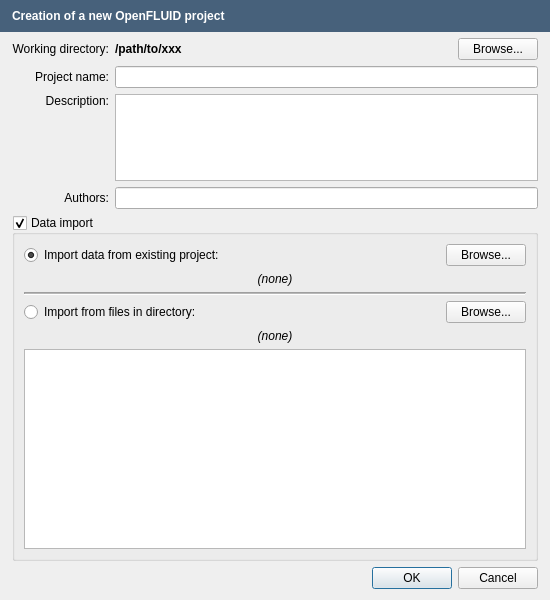
Above: src/apps/openfluid-builder/base/NewProjectDialog.ui from jylfc0307/OpenFluidPlus before the change. Below: the same form after it.
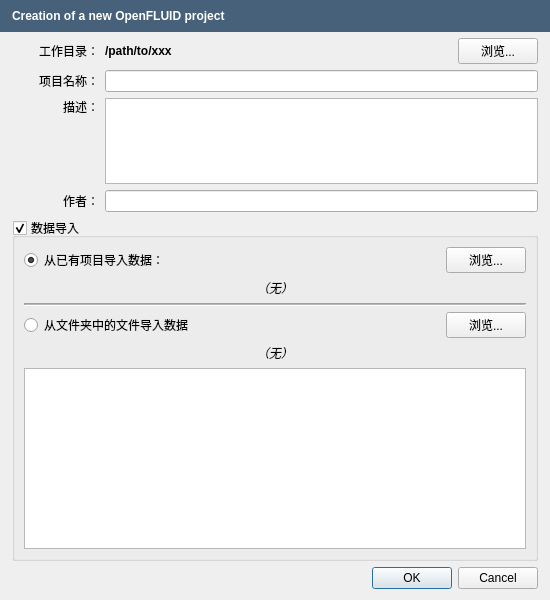
That is the form after the change. Custom widgets are drawn as their Qt base class.

Patch:
```diff
--- a/src/apps/openfluid-builder/base/NewProjectDialog.ui
+++ b/src/apps/openfluid-builder/base/NewProjectDialog.ui
@@ -43,7 +43,7 @@
      <item row="1" column="0">
       <widget class="QLabel" name="ProjectNameLabel">
        <property name="text">
-        <string>Project name:</string>
+        <string>项目名称：</string>
        </property>
        <property name="alignment">
         <set>Qt::AlignRight|Qt::AlignTrailing|Qt::AlignVCenter</set>
@@ -59,7 +59,7 @@
         </sizepolicy>
        </property>
        <property name="text">
-        <string>Browse...</string>
+        <string>浏览...</string>
        </property>
       </widget>
      </item>
@@ -69,7 +69,7 @@
      <item row="0" column="0">
       <widget class="QLabel" name="Label">
        <property name="text">
-        <string>Working directory:</string>
+        <string>工作目录：</string>
        </property>
        <property name="alignment">
         <set>Qt::AlignRight|Qt::AlignTrailing|Qt::AlignVCenter</set>
@@ -79,7 +79,7 @@
      <item row="3" column="0">
       <widget class="QLabel" name="AuthorsLabel">
        <property name="text">
-        <string>Authors:</string>
+        <string>作者：</string>
        </property>
        <property name="alignment">
         <set>Qt::AlignRight|Qt::AlignTrailing|Qt::AlignVCenter</set>
@@ -89,7 +89,7 @@
      <item row="2" column="0">
       <widget class="QLabel" name="DescriptionLabel">
        <property name="text">
-        <string>Description:</string>
+        <string>描述：</string>
        </property>
        <property name="alignment">
         <set>Qt::AlignRight|Qt::AlignTop|Qt::AlignTrailing</set>
@@ -112,7 +112,7 @@
      <item row="4" column="0" colspan="3">
       <widget class="QGroupBox" name="DataGroupBox">
        <property name="title">
-        <string>Data import</string>
+        <string>数据导入</string>
        </property>
        <property name="flat">
         <bool>false</bool>
@@ -129,7 +129,7 @@
           <item row="3" column="0">
            <widget class="QRadioButton" name="DirectoryRadioButton">
             <property name="text">
-             <string>Import from files in directory:</string>
+             <string>从文件夹中的文件导入数据</string>
             </property>
            </widget>
           </item>
@@ -139,7 +139,7 @@
              <string notr="true">font: italic;</string>
             </property>
             <property name="text">
-             <string>(none)</string>
+             <string>（无）</string>
             </property>
             <property name="alignment">
              <set>Qt::AlignCenter</set>
@@ -155,14 +155,14 @@
           <item row="0" column="1">
            <widget class="QPushButton" name="ProjectButton">
             <property name="text">
-             <string>Browse...</string>
+             <string>浏览...</string>
             </property>
            </widget>
           </item>
           <item row="0" column="0">
            <widget class="QRadioButton" name="ProjectRadioButton">
             <property name="text">
-             <string>Import data from existing project:</string>
+             <string>从已有项目导入数据：</string>
             </property>
             <property name="checked">
              <bool>true</bool>
@@ -175,7 +175,7 @@
              <string notr="true">font: italic;</string>
             </property>
             <property name="text">
-             <string>(none)</string>
+             <string>（无）</string>
             </property>
             <property name="alignment">
              <set>Qt::AlignCenter</set>
@@ -191,7 +191,7 @@
           <item row="3" column="1">
            <widget class="QPushButton" name="DatadirButton">
             <property name="text">
-             <string>Browse...</string>
+             <string>浏览...</string>
             </property>
            </widget>
           </item>
```
